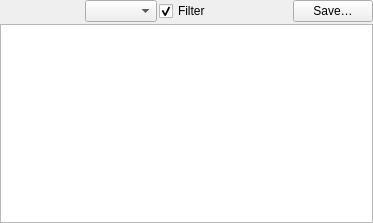
Before: the Qt Designer form src/hqc/datalist.ui in metno/kvhqc, drawn with Qt 5.
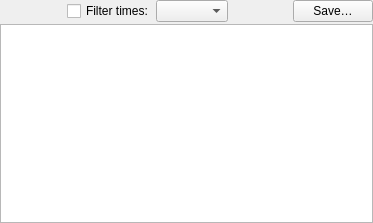
After: the same form once the commit is applied. Custom widgets are drawn as their Qt base class.

What changed in the file:
```diff
--- a/src/hqc/datalist.ui
+++ b/src/hqc/datalist.ui
@@ -45,25 +45,29 @@
       </spacer>
      </item>
      <item>
-      <widget class="QComboBox" name="comboTimeStep">
-       <property name="toolTip">
-        <string>Time step for times to be shown in the data list.</string>
+      <layout class="QHBoxLayout" name="layoutFilters">
+       <property name="spacing">
+        <number>2</number>
        </property>
-      </widget>
-     </item>
      <item>
-      <widget class="QCheckBox" name="checkFilterTimes">
+        <widget class="QCheckBox" name="checkTimeFilter">
        <property name="toolTip">
         <string>If checked, filter obstimes from the database with the time step.
 If unchecked, show all times in the range even if not in the database.</string>
        </property>
        <property name="text">
-        <string>Filter</string>
-       </property>
-       <property name="checked">
-        <bool>true</bool>
-       </property>
-      </widget>
+          <string>Filter times:</string>
+         </property>
+        </widget>
+       </item>
+       <item>
+        <widget class="QComboBox" name="comboTimeFilter">
+         <property name="toolTip">
+          <string>Time step for times to be shown in the data list.</string>
+         </property>
+        </widget>
+       </item>
+      </layout>
      </item>
      <item>
       <spacer name="horizontalSpacer_2">
```
Left out of the diff: 4 changed lines with no effect on the pictures. Lines whose indentation alone changed are shown as unchanged.
